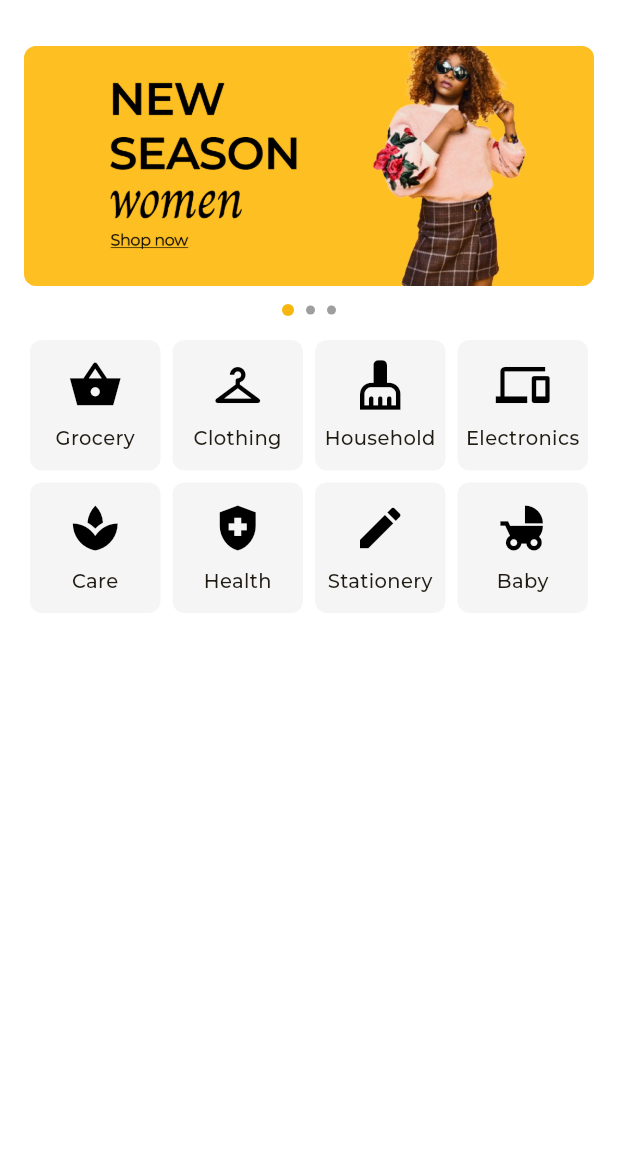
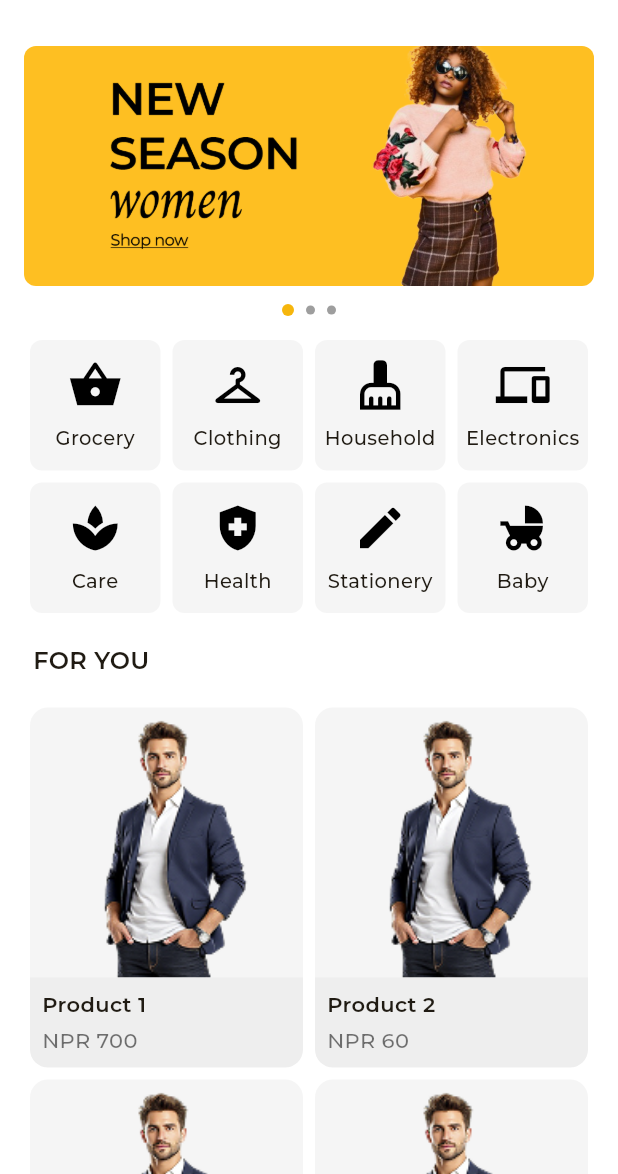
Before and after one commit to shresthabatsal/project_ease, a Flutter app: the HomeScreen screen opened directly, on a phone screen of 412 x 824 dp, the part 62-1236 px from its top. Run offline on Flutter 3.47's test engine with Material 3 defaults, Android fonts, the phone set to English and light mode, and no system bars; our stand-ins replace font_awesome_flutter, video_player.

Commit message:
add product card

```diff
--- a/lib/screens/bottom_navigation_screens/home_screen.dart
+++ b/lib/screens/bottom_navigation_screens/home_screen.dart
@@ -1,6 +1,7 @@
 import 'package:flutter/material.dart';
 import 'package:project_ease/theme/app_colors.dart';
 import 'package:project_ease/widgets/home_action_card.dart';
+import 'package:project_ease/widgets/product_card.dart';
 
 class HomeScreen extends StatefulWidget {
   const HomeScreen({super.key});
@@ -68,7 +69,8 @@ class _HomeScreenState extends State<HomeScreen> {
           ),
         ],
       ),
-      body: Column(
+      body: SingleChildScrollView(
+        child: Column(
           children: [
             const SizedBox(height: 16),
             _buildAdSlider(),
@@ -125,7 +127,65 @@ class _HomeScreenState extends State<HomeScreen> {
                 ],
               ),
             ),
+
+            Padding(
+              padding: const EdgeInsets.symmetric(horizontal: 22, vertical: 16),
+              child: Align(
+                alignment: Alignment.centerLeft,
+                child: const Text(
+                  'FOR YOU',
+                  style: TextStyle(fontSize: 16, fontWeight: FontWeight.w600),
+                ),
+              ),
+            ),
+
+            Padding(
+              padding: const EdgeInsets.symmetric(horizontal: 16),
+              child: GridView(
+                shrinkWrap: true,
+                physics: const NeverScrollableScrollPhysics(),
+                gridDelegate: const SliverGridDelegateWithFixedCrossAxisCount(
+                  crossAxisCount: 2,
+                  mainAxisExtent: 248,
+                ),
+                children: [
+                  ProductCard(
+                    imagePath: 'assets/images/coat.png',
+                    name: 'Product 1',
+                    price: 'NPR 700',
+                    isFavorite: false,
+                    onFavoriteTap: () {},
+                    onTap: () {},
+                  ),
+                  ProductCard(
+                    imagePath: 'assets/images/coat.png',
+                    name: 'Product 2',
+                    price: 'NPR 60',
+                    isFavorite: false,
+                    onFavoriteTap: () {},
+                    onTap: () {},
+                  ),
+                  ProductCard(
+                    imagePath: 'assets/images/coat.png',
+                    name: 'Product 3',
+                    price: 'NPR 890',
+                    isFavorite: false,
+                    onFavoriteTap: () {},
+                    onTap: () {},
+                  ),
+                  ProductCard(
+                    imagePath: 'assets/images/coat.png',
+                    name: 'Product 4',
+                    price: 'NPR 200',
+                    isFavorite: false,
+                    onFavoriteTap: () {},
+                    onTap: () {},
+                  ),
                 ],
+              ),
+            ),
+          ],
+        ),
       ),
     );
   }
--- /dev/null
+++ b/lib/widgets/product_card.dart
@@ -0,0 +1,107 @@
+import 'package:flutter/material.dart';
+
+class ProductCard extends StatelessWidget {
+  final String imagePath;
+  final String name;
+  final String price;
+  final bool isFavorite;
+  final VoidCallback onFavoriteTap;
+  final VoidCallback onTap;
+
+  const ProductCard({
+    super.key,
+    required this.imagePath,
+    required this.name,
+    required this.price,
+    this.isFavorite = false,
+    required this.onFavoriteTap,
+    required this.onTap,
+  });
+
+  @override
+  Widget build(BuildContext context) {
+    return Card(
+      color: Colors.grey.shade100,
+      clipBehavior: Clip.antiAlias,
+      shape: RoundedRectangleBorder(borderRadius: BorderRadius.circular(12)),
+      elevation: 0,
+      child: InkWell(
+        onTap: onTap,
+        borderRadius: BorderRadius.circular(12),
+        child: Column(
+          crossAxisAlignment: CrossAxisAlignment.stretch,
+          children: [
+            // Top Part
+            Stack(
+              children: [
+                SizedBox(
+                  child: ClipRRect(
+                    borderRadius: const BorderRadius.only(
+                      topLeft: Radius.circular(12),
+                      topRight: Radius.circular(12),
+                    ),
+                    child: Image.asset(
+                      imagePath,
+                      height: 180,
+                      width: double.infinity,
+                      fit: BoxFit.cover,
+                    ),
+                  ),
+                ),
+                // Positioned(
+                //   top: 8,
+                //   right: 8,
+                //   child: InkWell(
+                //     borderRadius: BorderRadius.circular(20),
+                //     onTap: onFavoriteTap,
+                //     child: Container(
+                //       padding: const EdgeInsets.all(6),
+                //       decoration: BoxDecoration(
+                //         color: Colors.white,
+                //         shape: BoxShape.circle,
+                //       ),
+                //       child: Icon(
+                //         isFavorite ? Icons.favorite : Icons.favorite_border,
+                //         color: isFavorite ? Colors.red : Colors.grey,
+                //         size: 20,
+                //       ),
+                //     ),
+                //   ),
+                // ),
+              ],
+            ),
+
+            // Bottom Part
+            Container(
+              padding: const EdgeInsets.symmetric(horizontal: 8, vertical: 8),
+              decoration: BoxDecoration(
+                color: Colors.grey.shade200,
+                borderRadius: const BorderRadius.only(
+                  bottomLeft: Radius.circular(12),
+                  bottomRight: Radius.circular(12),
+                ),
+              ),
+              child: Column(
+                crossAxisAlignment: CrossAxisAlignment.start,
+                children: [
+                  Text(
+                    name,
+                    style: const TextStyle(fontWeight: FontWeight.w600),
+                  ),
+                  const SizedBox(height: 4),
+                  Text(
+                    price,
+                    style: const TextStyle(
+                      fontWeight: FontWeight.w500,
+                      color: Colors.black54,
+                    ),
+                  ),
+                ],
+              ),
+            ),
+          ],
+        ),
+      ),
+    );
+  }
+}
```
Also changed, not shown: assets/images/coat.png (added). Lines whose indentation alone changed are shown as unchanged.
